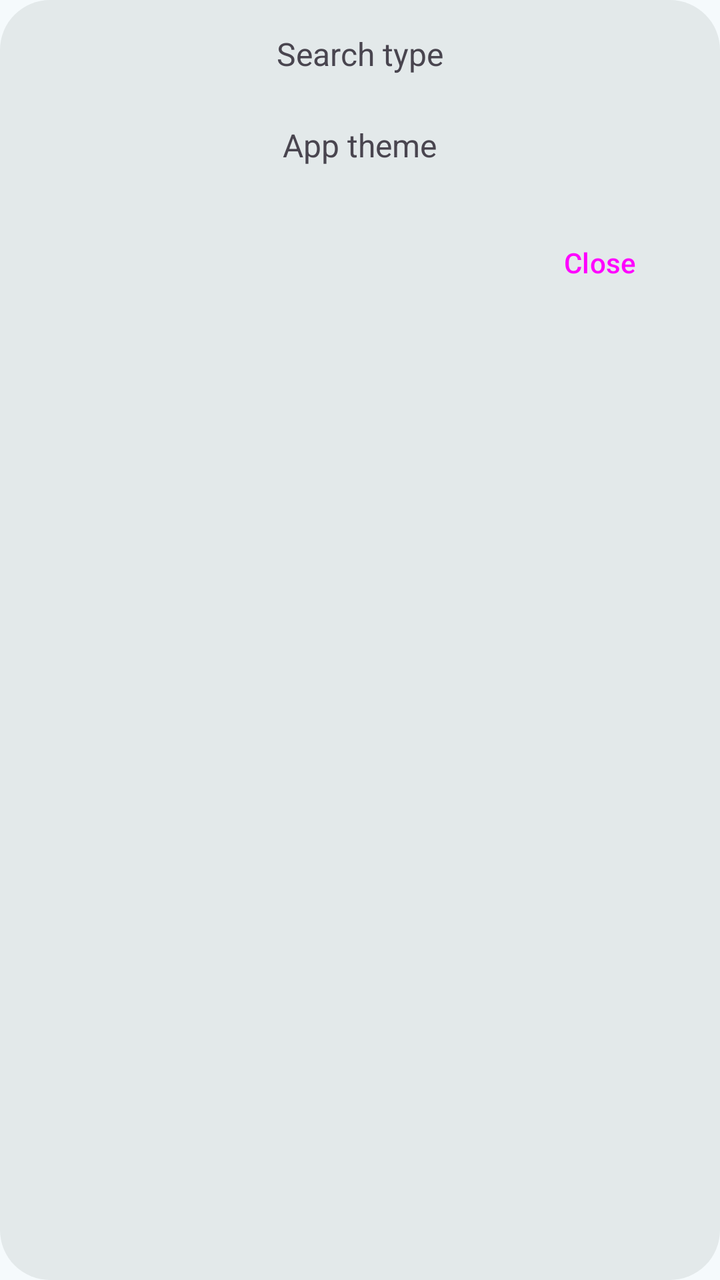
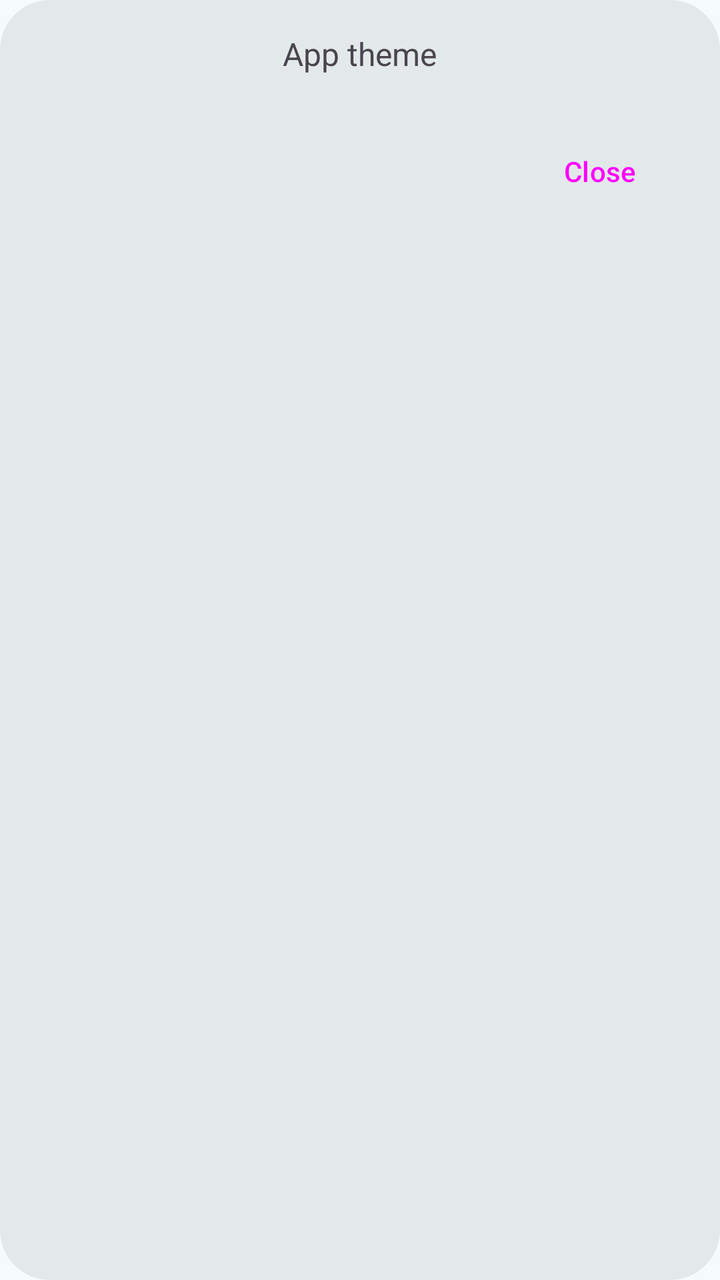

Compare the two renders of this Android layout. The source of the first and the diff that turns it into the second are given below.
<!-- AndroidManifest.xml: application theme AppTheme -->
<!-- res/layout/dialog_settings.xml -->
<?xml version="1.0" encoding="utf-8"?>
<LinearLayout xmlns:android="http://schemas.android.com/apk/res/android"
    android:layout_width="match_parent"
    android:layout_height="wrap_content"
    android:background="@drawable/dialog_background"
    android:gravity="center_horizontal"
    android:orientation="vertical">

    <TextView
        style="@style/TitleMedium"
        android:layout_width="wrap_content"
        android:layout_height="wrap_content"
        android:layout_marginTop="16dp"
        android:text="@string/search_type" />

    <com.google.android.material.button.MaterialButtonToggleGroup
        android:id="@+id/searchToggleGroup"
        android:layout_width="wrap_content"
        android:layout_height="wrap_content"
        android:layout_marginTop="8dp">

        <Button
            android:id="@+id/byName"
            style="?attr/materialButtonOutlinedStyle"
            android:layout_width="wrap_content"
            android:layout_height="wrap_content"
            android:tag="NAME"
            android:text="@string/by_name" />

        <Button
            android:id="@+id/byValue"
            style="?attr/materialButtonOutlinedStyle"
            android:layout_width="wrap_content"
            android:layout_height="wrap_content"
            android:tag="VALUE"
            android:text="@string/by_value" />

    </com.google.android.material.button.MaterialButtonToggleGroup>


    <TextView
        style="@style/TitleMedium"
        android:layout_width="wrap_content"
        android:layout_height="wrap_content"
        android:layout_marginTop="16dp"
        android:text="@string/app_theme" />

    <com.google.android.material.button.MaterialButtonToggleGroup
        android:id="@+id/themeToggleGroup"
        android:layout_width="wrap_content"
        android:layout_height="wrap_content"
        android:layout_marginTop="8dp">

        <Button
            android:id="@+id/darkTheme"
            style="?attr/materialButtonOutlinedStyle"
            android:layout_width="wrap_content"
            android:layout_height="wrap_content"
            android:tag="DARK"
            android:text="@string/dark_theme" />

        <Button
            android:id="@+id/systemTheme"
            style="?attr/materialButtonOutlinedStyle"
            android:layout_width="wrap_content"
            android:layout_height="wrap_content"
            android:tag="SYSTEM"
            android:text="@string/system_theme" />

        <Button
            android:id="@+id/lightTheme"
            style="?attr/materialButtonOutlinedStyle"
            android:layout_width="wrap_content"
            android:layout_height="wrap_content"
            android:tag="LIGHT"
            android:text="@string/light_theme" />
    </com.google.android.material.button.MaterialButtonToggleGroup>

    <Button
        android:id="@+id/close"
        style="@style/Widget.Material3.Button.TextButton"
        android:layout_width="wrap_content"
        android:layout_height="wrap_content"
        android:layout_gravity="end"
        android:layout_margin="16dp"
        android:text="@string/close" />
</LinearLayout>
<!-- resources referenced by this layout -->
<resources>
  <!-- drawable dialog_background (drawable) -->
  <?xml version="1.0" encoding="utf-8"?>
  <shape android:shape="rectangle" xmlns:android="http://schemas.android.com/apk/res/android">
      <solid android:color="?attr/colorSurfaceContainerHigh"/>
      <corners android:radius="25dp"/>
  </shape>
  <string name="app_theme">App theme</string>
  <string name="by_name">By name</string>
  <string name="by_value">By value</string>
  <string name="close">Close</string>
  <string name="dark_theme">Dark</string>
  <string name="light_theme">Light</string>
  <string name="search_type">Search type</string>
  <string name="system_theme">System</string>
  <style name="TitleMedium" parent="RobotoMedium">
  		<item name="android:textSize">16sp</item>
  		<item name="android:lineHeight">24sp</item>
  	</style>
  <style name="RobotoMedium">
  		<item name="fontFamily">@font/roboto_medium</item>
  	</style>
  <color name="md_theme_primary">#006875</color>
  <color name="md_theme_onPrimary">#FFFFFF</color>
  <color name="md_theme_primaryContainer">#9EEFFE</color>
  <color name="md_theme_onPrimaryContainer">#001F24</color>
  <color name="md_theme_secondary">#4A6267</color>
  <color name="md_theme_onSecondary">#FFFFFF</color>
  <color name="md_theme_secondaryContainer">#CDE7ED</color>
  <color name="md_theme_onSecondaryContainer">#051F23</color>
  <color name="md_theme_tertiary">#535D7E</color>
  <color name="md_theme_onTertiary">#FFFFFF</color>
  <color name="md_theme_tertiaryContainer">#DAE1FF</color>
  <color name="md_theme_onTertiaryContainer">#0F1A37</color>
  <color name="md_theme_error">#BA1A1A</color>
  <color name="md_theme_onError">#FFFFFF</color>
  <color name="md_theme_errorContainer">#FFDAD6</color>
  <color name="md_theme_onErrorContainer">#410002</color>
  <color name="md_theme_background">#F5FAFC</color>
  <color name="md_theme_onBackground">#171D1E</color>
  <color name="md_theme_surface">#F5FAFC</color>
  <color name="md_theme_onSurface">#171D1E</color>
  <color name="md_theme_surfaceVariant">#DBE4E6</color>
  <color name="md_theme_onSurfaceVariant">#3F484A</color>
  <color name="md_theme_outline">#6F797B</color>
  <color name="md_theme_outlineVariant">#BFC8CA</color>
  <color name="md_theme_inverseSurface">#2B3133</color>
  <color name="md_theme_inverseOnSurface">#ECF2F3</color>
  <color name="md_theme_inversePrimary">#82D3E2</color>
  <color name="md_theme_primaryFixed">#9EEFFE</color>
  <color name="md_theme_onPrimaryFixed">#001F24</color>
  <color name="md_theme_primaryFixedDim">#82D3E2</color>
  <color name="md_theme_onPrimaryFixedVariant">#004F59</color>
  <color name="md_theme_secondaryFixed">#CDE7ED</color>
  <color name="md_theme_onSecondaryFixed">#051F23</color>
  <color name="md_theme_secondaryFixedDim">#B1CBD0</color>
  <color name="md_theme_onSecondaryFixedVariant">#334B4F</color>
  <color name="md_theme_tertiaryFixed">#DAE1FF</color>
  <color name="md_theme_onTertiaryFixed">#0F1A37</color>
  <color name="md_theme_tertiaryFixedDim">#BBC5EA</color>
  <color name="md_theme_onTertiaryFixedVariant">#3B4665</color>
  <color name="md_theme_surfaceDim">#D5DBDC</color>
  <color name="md_theme_surfaceBright">#F5FAFC</color>
  <color name="md_theme_surfaceContainerLowest">#FFFFFF</color>
  <color name="md_theme_surfaceContainerLow">#EFF5F6</color>
  <color name="md_theme_surfaceContainer">#E9EFF0</color>
  <color name="md_theme_surfaceContainerHigh">#E3E9EA</color>
  <color name="md_theme_surfaceContainerHighest">#DEE3E5</color>
  <!-- unchanged entries left out for length: 1 -->
</resources>

<!-- the commit's change to res/layout/dialog_settings.xml (unified diff, before → after) -->
@@ -5,37 +5,6 @@
     android:background="@drawable/dialog_background"
     android:gravity="center_horizontal"
     android:orientation="vertical">
-
-    <TextView
-        style="@style/TitleMedium"
-        android:layout_width="wrap_content"
-        android:layout_height="wrap_content"
-        android:layout_marginTop="16dp"
-        android:text="@string/search_type" />
-
-    <com.google.android.material.button.MaterialButtonToggleGroup
-        android:id="@+id/searchToggleGroup"
-        android:layout_width="wrap_content"
-        android:layout_height="wrap_content"
-        android:layout_marginTop="8dp">
-
-        <Button
-            android:id="@+id/byName"
-            style="?attr/materialButtonOutlinedStyle"
-            android:layout_width="wrap_content"
-            android:layout_height="wrap_content"
-            android:tag="NAME"
-            android:text="@string/by_name" />
-
-        <Button
-            android:id="@+id/byValue"
-            style="?attr/materialButtonOutlinedStyle"
-            android:layout_width="wrap_content"
-            android:layout_height="wrap_content"
-            android:tag="VALUE"
-            android:text="@string/by_value" />
-
-    </com.google.android.material.button.MaterialButtonToggleGroup>
 
 
     <TextView
<!-- resource entries referenced after the edit -->
@@ -7,12 +7,9 @@
       <corners android:radius="25dp"/>
   </shape>
   <string name="app_theme">App theme</string>
-  <string name="by_name">By name</string>
-  <string name="by_value">By value</string>
   <string name="close">Close</string>
   <string name="dark_theme">Dark</string>
   <string name="light_theme">Light</string>
-  <string name="search_type">Search type</string>
   <string name="system_theme">System</string>
   <style name="TitleMedium" parent="RobotoMedium">
   		<item name="android:textSize">16sp</item>
